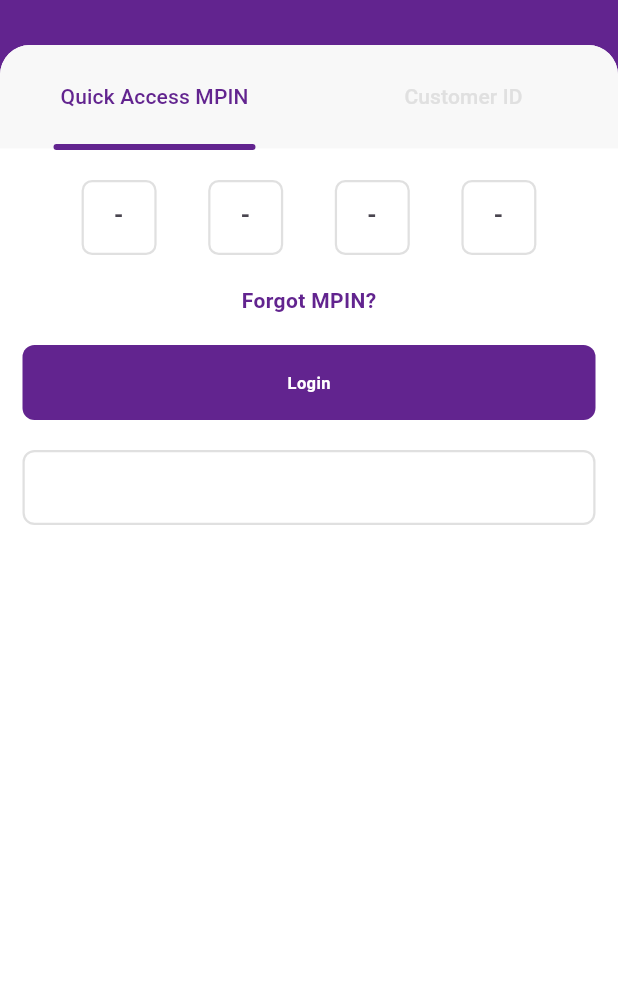
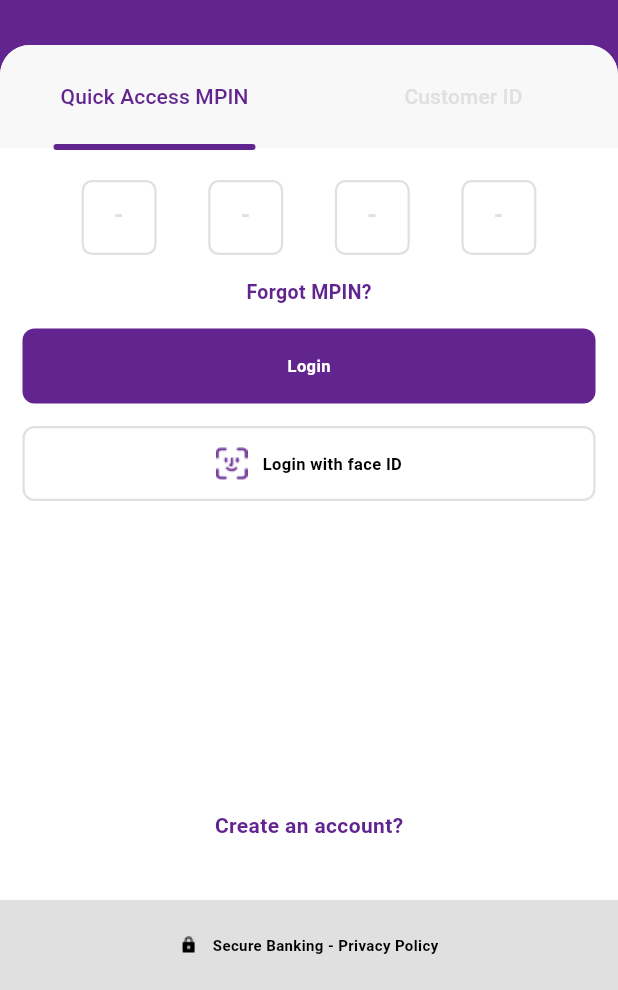
Before and after one commit to Osinmen/financeApp, a Flutter app: the screen it shows after launch, on a phone screen of 412 x 824 dp, the part 246-1236 px from its top. Run offline on Flutter 3.47's test engine with Material 3 defaults, Android fonts, the phone set to English and light mode, and no system bars; our stand-ins replace google_fonts; key blocks and very long unbroken strings in the code were emptied for the run.

Commit message:
maintained the code a bit

```diff
--- /dev/null
+++ b/lib/Widgets/formfieldpadding.dart
@@ -0,0 +1,125 @@
+import 'package:flutter/material.dart';
+import 'package:flutter/services.dart';
+import 'package:porfolio/constants.dart';
+
+class FormFieldPadding extends StatelessWidget {
+  const FormFieldPadding({
+    super.key,
+  });
+
+  @override
+  Widget build(BuildContext context) {
+    return Padding(
+      padding: const EdgeInsets.symmetric(horizontal: 20),
+      child: Row(
+        mainAxisAlignment: MainAxisAlignment.spaceEvenly,
+        children: <Widget>[
+          SizedBox(
+            height: 50,
+            width: 50,
+            child: TextFormField(
+              onChanged: (value) {
+                if (value.length == 1) {
+                  FocusScope.of(context).nextFocus();
+                }
+              },
+              keyboardType: TextInputType.number,
+              inputFormatters: [
+                LengthLimitingTextInputFormatter(1),
+                FilteringTextInputFormatter.digitsOnly
+              ],
+              textAlign: TextAlign.center,
+              decoration: InputDecoration(
+                  hintText: "-",
+                  hintStyle: TextStyle(color: lineColor),
+                  border: InputBorder.none,
+                  focusedBorder: OutlineInputBorder(
+                      borderSide: BorderSide(color: lineColor, width: 1.5)),
+                  enabledBorder: OutlineInputBorder(
+                      borderRadius: BorderRadius.circular(7),
+                      borderSide: BorderSide(color: lineColor, width: 1.5))),
+            ),
+          ),
+          SizedBox(
+            height: 50,
+            width: 50,
+            child: TextFormField(
+              onChanged: (value) {
+                if (value.length == 1) {
+                  FocusScope.of(context).nextFocus();
+                }
+              },
+              keyboardType: TextInputType.number,
+              inputFormatters: [
+                LengthLimitingTextInputFormatter(1),
+                FilteringTextInputFormatter.digitsOnly
+              ],
+              textAlign: TextAlign.center,
+              decoration: InputDecoration(
+                  hintText: "-",
+                  hintStyle: TextStyle(color: lineColor),
+                  border: InputBorder.none,
+                  focusedBorder: OutlineInputBorder(
+                      borderSide: BorderSide(color: lineColor, width: 1.5)),
+                  enabledBorder: OutlineInputBorder(
+                      borderRadius: BorderRadius.circular(7),
+                      borderSide: BorderSide(color: lineColor, width: 1.5))),
+            ),
+          ),
+          SizedBox(
+            height: 50,
+            width: 50,
+            child: TextFormField(
+              onChanged: (value) {
+                if (value.length == 1) {
+                  FocusScope.of(context).nextFocus();
+                }
+              },
+              keyboardType: TextInputType.number,
+              inputFormatters: [
+                LengthLimitingTextInputFormatter(1),
+                FilteringTextInputFormatter.digitsOnly
+              ],
+              textAlign: TextAlign.center,
+              decoration: InputDecoration(
+                  hintText: "-",
+                  hintStyle: TextStyle(color: lineColor),
+                  border: InputBorder.none,
+                  focusedBorder: OutlineInputBorder(
+                      borderSide: BorderSide(color: lineColor, width: 1.5)),
+                  enabledBorder: OutlineInputBorder(
+                      borderRadius: BorderRadius.circular(7),
+                      borderSide: BorderSide(color: lineColor, width: 1.5))),
+            ),
+          ),
+          SizedBox(
+            height: 50,
+            width: 50,
+            child: TextFormField(
+              onChanged: (value) {
+                if (value.length == 1) {
+                  FocusScope.of(context).nextFocus();
+                }
+              },
+              keyboardType: TextInputType.number,
+              inputFormatters: [
+                LengthLimitingTextInputFormatter(1),
+                FilteringTextInputFormatter.digitsOnly
+              ],
+              textAlign: TextAlign.center,
+              decoration: InputDecoration(
+                  hintText: "-",
+                  hintStyle: TextStyle(color: lineColor),
+                  border: InputBorder.none,
+                  focusedBorder: OutlineInputBorder(
+                      borderSide: BorderSide(color: lineColor, width: 1.5)),
+                  enabledBorder: OutlineInputBorder(
+                      borderRadius: BorderRadius.circular(7),
+                      borderSide: BorderSide(color: lineColor, width: 1.5))),
+            ),
+          ),
+        ],
+      ),
+    );
+  }
+}
--- a/lib/pages/login.dart
+++ b/lib/pages/login.dart
@@ -1,6 +1,7 @@
 import 'package:flutter/material.dart';
 import 'package:google_fonts/google_fonts.dart';
 import 'package:porfolio/constants.dart';
+import 'package:porfolio/Widgets/formfieldpadding.dart';
 
 class Login extends StatefulWidget {
   const Login({super.key});
@@ -129,106 +130,17 @@ class _LoginState extends State<Login> {
                           children: [
                             Column(
                               children: <Widget>[
-                                Padding(
-                                  padding: const EdgeInsets.symmetric(
-                                      horizontal: 20),
-                                  child: Row(
-                                    mainAxisAlignment:
-                                        MainAxisAlignment.spaceEvenly,
-                                    children: <Widget>[
-                                      SizedBox(
-                                        height: 50,
-                                        width: 50,
-                                        child: TextFormField(
-                                          textAlign: TextAlign.center,
-                                          decoration: InputDecoration(
-                                              hintText: "-",
-                                              border: InputBorder.none,
-                                              focusedBorder: OutlineInputBorder(
-                                                  borderSide: BorderSide(
-                                                      color: lineColor,
-                                                      width: 1.5)),
-                                              enabledBorder: OutlineInputBorder(
-                                                  borderRadius:
-                                                      BorderRadius.circular(7),
-                                                  borderSide: BorderSide(
-                                                      color: lineColor,
-                                                      width: 1.5))),
-                                        ),
-                                      ),
-                                      SizedBox(
-                                        height: 50,
-                                        width: 50,
-                                        child: TextFormField(
-                                          textAlign: TextAlign.center,
-                                          decoration: InputDecoration(
-                                              hintText: "-",
-                                              border: InputBorder.none,
-                                              focusedBorder: OutlineInputBorder(
-                                                  borderSide: BorderSide(
-                                                      color: lineColor,
-                                                      width: 1.5)),
-                                              enabledBorder: OutlineInputBorder(
-                                                  borderRadius:
-                                                      BorderRadius.circular(7),
-                                                  borderSide: BorderSide(
-                                                      color: lineColor,
-                                                      width: 1.5))),
-                                        ),
-                                      ),
-                                      SizedBox(
-                                        height: 50,
-                                        width: 50,
-                                        child: TextFormField(
-                                          textAlign: TextAlign.center,
-                                          decoration: InputDecoration(
-                                              hintText: "-",
-                                              border: InputBorder.none,
-                                              focusedBorder: OutlineInputBorder(
-                                                  borderSide: BorderSide(
-                                                      color: lineColor,
-                                                      width: 1.5)),
-                                              enabledBorder: OutlineInputBorder(
-                                                  borderRadius:
-                                                      BorderRadius.circular(7),
-                                                  borderSide: BorderSide(
-                                                      color: lineColor,
-                                                      width: 1.5))),
-                                        ),
-                                      ),
-                                      SizedBox(
-                                        height: 50,
-                                        width: 50,
-                                        child: TextFormField(
-                                          textAlign: TextAlign.center,
-                                          decoration: InputDecoration(
-                                              hintText: "-",
-                                              border: InputBorder.none,
-                                              focusedBorder: OutlineInputBorder(
-                                                  borderSide: BorderSide(
-                                                      color: lineColor,
-                                                      width: 1.5)),
-                                              enabledBorder: OutlineInputBorder(
-                                                  borderRadius:
-                                                      BorderRadius.circular(7),
-                                                  borderSide: BorderSide(
-                                                      color: lineColor,
-                                                      width: 1.5))),
-                                        ),
-                                      )
-                                    ],
-                                  ),
-                                ),
+                                FormFieldPadding(),
                                 const SizedBox(
-                                  height: 20,
+                                  height: 15,
                                 ),
                                 Text(
                                   "Forgot MPIN?",
                                   style: TextStyle(
-                                      color: primaryPurple, fontSize: 14),
+                                      color: primaryPurple, fontSize: 13),
                                 ),
                                 const SizedBox(
-                                  height: 20,
+                                  height: 15,
                                 ),
                                 Padding(
                                   padding: const EdgeInsets.symmetric(
@@ -247,7 +159,7 @@ class _LoginState extends State<Login> {
                                   ),
                                 ),
                                 const SizedBox(
-                                  height: 20,
+                                  height: 15,
                                 ),
                                 Padding(
                                   padding: const EdgeInsets.symmetric(
@@ -261,12 +173,58 @@ class _LoginState extends State<Login> {
                                         color: Colors.white,
                                         borderRadius: BorderRadius.circular(8)),
                                     alignment: Alignment.center,
-                                    child: Text(
-                                      "Login",
-                                      style: TextStyle(color: Colors.white),
+                                    child: Align(
+                                      alignment: Alignment.center,
+                                      child: Row(
+                                        mainAxisAlignment:
+                                            MainAxisAlignment.center,
+                                        children: [
+                                          Image.asset("assets/faceid.png"),
+                                          const SizedBox(
+                                            width: 10,
+                                          ),
+                                          Text(
+                                            "Login with face ID",
+                                            style:
+                                                TextStyle(color: Colors.black),
+                                          ),
+                                        ],
+                                      ),
                                     ),
                                   ),
                                 ),
+                                Spacer(),
+                                Text(
+                                  "Create an account?",
+                                  style: TextStyle(
+                                      color: primaryPurple, fontSize: 14),
+                                ),
+                                const SizedBox(
+                                  height: 40,
+                                ),
+                                Align(
+                                  alignment: Alignment.bottomCenter,
+                                  child: Container(
+                                    height: 60,
+                                    width: double.infinity,
+                                    color: lineColor,
+                                    child: Row(
+                                      mainAxisAlignment:
+                                          MainAxisAlignment.center,
+                                      children: <Widget>[
+                                        Image.asset(
+                                            "assets/lock_black_24dp 1.png"),
+                                        const SizedBox(
+                                          width: 10,
+                                        ),
+                                        Text(
+                                          "Secure Banking - Privacy Policy",
+                                          style: TextStyle(fontSize: 10),
+                                        )
+                                      ],
+                                    ),
+                                  ),
+                                )
                               ],
                             ),
                             Text("this is to test the second one")
```
Also changed, not shown: lib/Widgets/expandedcontol.dart (added, +154 -0 lines), lib/constants.dart (+56 -4 lines), assets/faceid.png (added).
